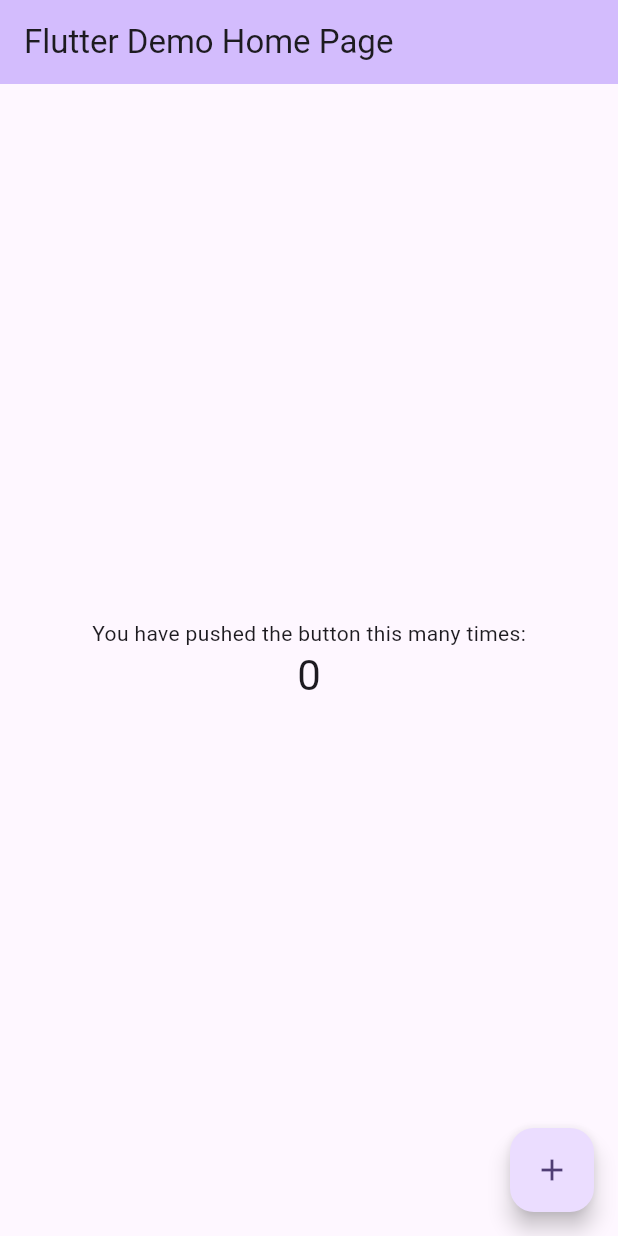
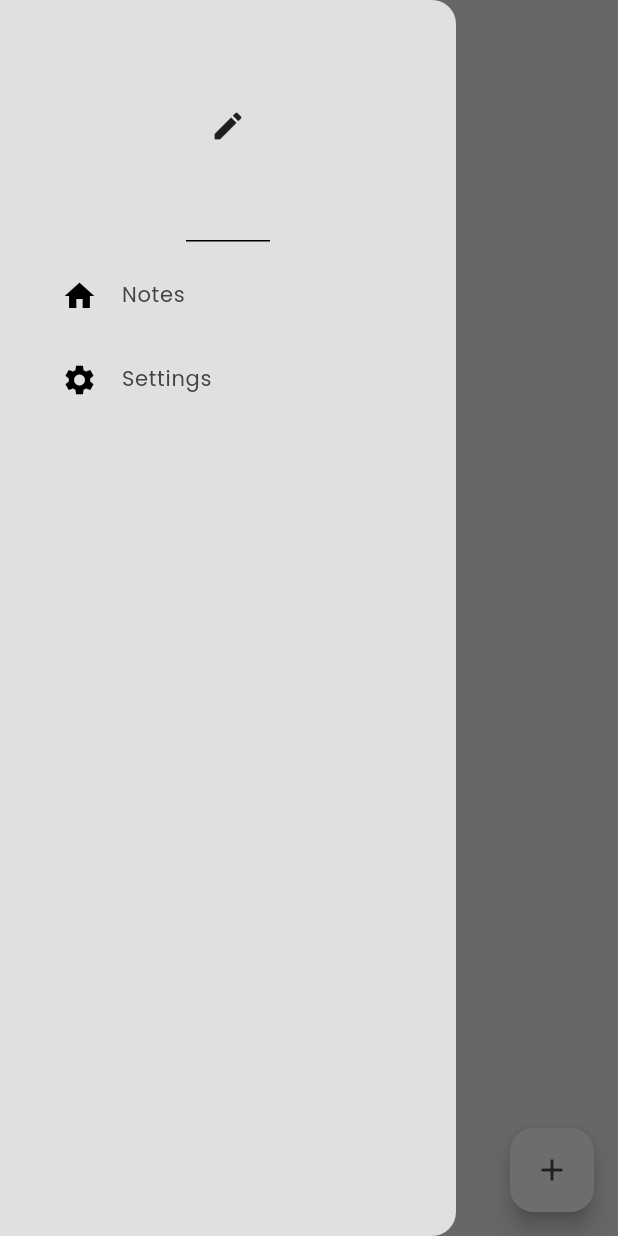
Before and after one commit to Icarus-conf/notes, a Flutter app: the screen it shows after launch, with the side drawer open (before the commit the screen has no drawer), on a phone screen of 412 x 824 dp. Run offline on Flutter 3.47's test engine with Material 3 defaults, Android fonts, the phone set to English and light mode, and no system bars; our stand-ins replace google_fonts, isar, popover; accounts and stored records are empty; generated files the repository leaves out were written again.

```diff
--- /dev/null
+++ b/lib/components/drawer.dart
@@ -0,0 +1,38 @@
+import 'package:flutter/material.dart';
+import 'package:notes/components/drawer_tile.dart';
+import 'package:notes/pages/settings_page.dart';
+
+class MyDrawer extends StatelessWidget {
+  const MyDrawer({super.key});
+
+  @override
+  Widget build(BuildContext context) {
+    return Drawer(
+      backgroundColor: Theme.of(context).colorScheme.background,
+      child: Column(
+        children: [
+          DrawerHeader(
+            child: Icon(Icons.edit),
+          ),
+          DrawerTile(
+            title: "Notes",
+            leading: Icon(Icons.home),
+            onTap: () => Navigator.pop(context),
+          ),
+          DrawerTile(
+            title: "Settings",
+            leading: Icon(Icons.settings),
+            onTap: () {
+              Navigator.pop(context);
+              Navigator.push(
+                  context,
+                  MaterialPageRoute(
+                    builder: (context) => SettingsPage(),
+                  ));
+            },
+          ),
+        ],
+      ),
+    );
+  }
+}
--- /dev/null
+++ b/lib/components/drawer_tile.dart
@@ -0,0 +1,30 @@
+import 'package:flutter/material.dart';
+import 'package:notes/components/text_format.dart';
+
+class DrawerTile extends StatelessWidget {
+  final String title;
+  final Widget leading;
+  final void Function()? onTap;
+  const DrawerTile({
+    super.key,
+    required this.title,
+    required this.leading,
+    required this.onTap,
+  });
+
+  @override
+  Widget build(BuildContext context) {
+    return Padding(
+      padding: const EdgeInsets.only(left: 25.0),
+      child: ListTile(
+        title: PoppinsText(
+          text: title,
+          fontS: 14,
+          color: Theme.of(context).colorScheme.inversePrimary,
+        ),
+        leading: leading,
+        onTap: onTap,
+      ),
+    );
+  }
+}
--- /dev/null
+++ b/lib/components/text_format.dart
@@ -0,0 +1,32 @@
+import 'package:flutter/material.dart';
+import 'package:google_fonts/google_fonts.dart';
+
+class PoppinsText extends StatelessWidget {
+  final String text;
+  final double fontS;
+  final Color? color;
+  final FontWeight? fontWeight;
+  final TextAlign? textAlign;
+
+  const PoppinsText({
+    super.key,
+    required this.text,
+    required this.fontS,
+    this.color,
+    this.fontWeight,
+    this.textAlign,
+  });
+
+  @override
+  Widget build(BuildContext context) {
+    return Text(
+      text,
+      style: GoogleFonts.poppins(
+        fontSize: fontS,
+        color: color,
+        fontWeight: fontWeight,
+      ),
+      textAlign: textAlign,
+    );
+  }
+}
--- a/lib/main.dart
+++ b/lib/main.dart
@@ -1,7 +1,27 @@
 import 'package:flutter/material.dart';
+import 'package:notes/models/note_database.dart';
+import 'package:notes/pages/notes_page.dart';
+import 'package:notes/theme/theme_provider.dart';
+import 'package:provider/provider.dart';
 
-void main() {
-  runApp(const MyApp());
+void main() async {
+  WidgetsFlutterBinding.ensureInitialized();
+  await NoteDatabase.initialize();
+
+  runApp(
+    MultiProvider(
+      providers: [
+        ChangeNotifierProvider(
+          create: (context) => NoteDatabase(),
+        ),
+        ChangeNotifierProvider(
+          create: (context) => ThemeProvider(),
+        ),
+      ],
+      child: MyApp(),
+    ),
+    // child: const MyApp(),
+  );
 }
 
 class MyApp extends StatelessWidget {
@@ -11,115 +31,9 @@ class MyApp extends StatelessWidget {
   @override
   Widget build(BuildContext context) {
     return MaterialApp(
-      title: 'Flutter Demo',
-      theme: ThemeData(
-        // This is the theme of your application.
-        //
-        // TRY THIS: Try running your application with "flutter run". You'll see
-        // the application has a blue toolbar. Then, without quitting the app,
-        // try changing the seedColor in the colorScheme below to Colors.green
-        // and then invoke "hot reload" (save your changes or press the "hot
-        // reload" button in a Flutter-supported IDE, or press "r" if you used
-        // the command line to start the app).
-        //
-        // Notice that the counter didn't reset back to zero; the application
-        // state is not lost during the reload. To reset the state, use hot
-        // restart instead.
-        //
-        // This works for code too, not just values: Most code changes can be
-        // tested with just a hot reload.
-        colorScheme: ColorScheme.fromSeed(seedColor: Colors.deepPurple),
-        useMaterial3: true,
-      ),
-      home: const MyHomePage(title: 'Flutter Demo Home Page'),
+      debugShowCheckedModeBanner: false,
+      home: NotesPage(),
+      theme: Provider.of<ThemeProvider>(context).themeData,
     );
   }
 }
-
-class MyHomePage extends StatefulWidget {
-  const MyHomePage({super.key, required this.title});
-
-  // This widget is the home page of your application. It is stateful, meaning
-  // that it has a State object (defined below) that contains fields that affect
-  // how it looks.
-
-  // This class is the configuration for the state. It holds the values (in this
-  // case the title) provided by the parent (in this case the App widget) and
-  // used by the build method of the State. Fields in a Widget subclass are
-  // always marked "final".
-
-  final String title;
-
-  @override
-  State<MyHomePage> createState() => _MyHomePageState();
-}
-
-class _MyHomePageState extends State<MyHomePage> {
-  int _counter = 0;
-
-  void _incrementCounter() {
-    setState(() {
-      // This call to setState tells the Flutter framework that something has
-      // changed in this State, which causes it to rerun the build method below
-      // so that the display can reflect the updated values. If we changed
-      // _counter without calling setState(), then the build method would not be
-      // called again, and so nothing would appear to happen.
-      _counter++;
-    });
-  }
-
-  @override
-  Widget build(BuildContext context) {
-    // This method is rerun every time setState is called, for instance as done
-    // by the _incrementCounter method above.
-    //
-    // The Flutter framework has been optimized to make rerunning build methods
-    // fast, so that you can just rebuild anything that needs updating rather
-    // than having to individually change instances of widgets.
-    return Scaffold(
-      appBar: AppBar(
-        // TRY THIS: Try changing the color here to a specific color (to
-        // Colors.amber, perhaps?) and trigger a hot reload to see the AppBar
-        // change color while the other colors stay the same.
-        backgroundColor: Theme.of(context).colorScheme.inversePrimary,
-        // Here we take the value from the MyHomePage object that was created by
-        // the App.build method, and use it to set our appbar title.
-        title: Text(widget.title),
-      ),
-      body: Center(
-        // Center is a layout widget. It takes a single child and positions it
-        // in the middle of the parent.
-        child: Column(
-          // Column is also a layout widget. It takes a list of children and
-          // arranges them vertically. By default, it sizes itself to fit its
-          // children horizontally, and tries to be as tall as its parent.
-          //
-          // Column has various properties to control how it sizes itself and
-          // how it positions its children. Here we use mainAxisAlignment to
-          // center the children vertically; the main axis here is the vertical
-          // axis because Columns are vertical (the cross axis would be
-          // horizontal).
-          //
-          // TRY THIS: Invoke "debug painting" (choose the "Toggle Debug Paint"
-          // action in the IDE, or press "p" in the console), to see the
-          // wireframe for each widget.
-          mainAxisAlignment: MainAxisAlignment.center,
-          children: <Widget>[
-            const Text(
-              'You have pushed the button this many times:',
-            ),
-            Text(
-              '$_counter',
-              style: Theme.of(context).textTheme.headlineMedium,
-            ),
-          ],
-        ),
-      ),
-      floatingActionButton: FloatingActionButton(
-        onPressed: _incrementCounter,
-        tooltip: 'Increment',
-        child: const Icon(Icons.add),
-      ), // This trailing comma makes auto-formatting nicer for build methods.
-    );
-  }
-}
--- /dev/null
+++ b/lib/models/note.dart
@@ -0,0 +1,9 @@
+import 'package:isar/isar.dart';
+
+part 'note.g.dart';
+
+@Collection()
+class Note {
+  Id id = Isar.autoIncrement;
+  late String text;
+}
--- /dev/null
+++ b/lib/models/note_database.dart
@@ -0,0 +1,47 @@
+import 'package:flutter/material.dart';
+import 'package:isar/isar.dart';
+import 'package:notes/models/note.dart';
+import 'package:path_provider/path_provider.dart';
+
+class NoteDatabase extends ChangeNotifier {
+  static late Isar isar;
+
+  static Future<void> initialize() async {
+    final dir = await getApplicationDocumentsDirectory();
+    isar = await Isar.open(
+      [NoteSchema],
+      directory: dir.path,
+    );
+  }
+
+  final List<Note> currentNotes = [];
+
+  Future<void> addNote(String textFromUser) async {
+    final newNote = Note()..text = textFromUser;
+
+    await isar.writeTxn(() => isar.notes.put(newNote));
+
+    fetchNotes();
+  }
+
+  Future<void> fetchNotes() async {
+    List<Note> fetchedNotes = await isar.notes.where().findAll();
+    currentNotes.clear();
+    currentNotes.addAll(fetchedNotes);
+    notifyListeners();
+  }
+
+  Future<void> updateNotes(int id, String newText) async {
+    final existingNote = await isar.notes.get(id);
+    if (existingNote != null) {
+      existingNote.text = newText;
+      await isar.writeTxn(() => isar.notes.put(existingNote));
+      await fetchNotes();
+    }
+  }
+
+  Future<void> deleteNote(int id) async {
+    await isar.writeTxn(() => isar.notes.delete(id));
+    await fetchNotes();
+  }
+}
--- /dev/null
+++ b/lib/pages/notes_page.dart
@@ -0,0 +1,158 @@
+import 'package:flutter/material.dart';
+import 'package:notes/components/drawer.dart';
+import 'package:notes/components/note_tile.dart';
+import 'package:notes/components/text_format.dart';
+import 'package:notes/models/note.dart';
+import 'package:notes/models/note_database.dart';
+import 'package:provider/provider.dart';
+
+class NotesPage extends StatefulWidget {
+  const NotesPage({super.key});
+
+  @override
+  State<NotesPage> createState() => _NotesPageState();
+}
+
+class _NotesPageState extends State<NotesPage> {
+  final textController = TextEditingController();
+
+  @override
+  void initState() {
+    // TODO: implement initState
+    super.initState();
+    readNotes();
+  }
+
+  void createNote() {
+    showDialog(
+      context: context,
+      builder: (context) => AlertDialog(
+        shape: RoundedRectangleBorder(
+            borderRadius: BorderRadius.all(Radius.circular(5.0))),
+        backgroundColor: Theme.of(context).colorScheme.background,
+        content: TextField(
+          controller: textController,
+          decoration: InputDecoration(
+            border: OutlineInputBorder(),
+          ),
+          maxLines: 7,
+          minLines: 5,
+        ),
+        actions: [
+          MaterialButton(
+            onPressed: () {
+              context.read<NoteDatabase>().addNote(textController.text);
+
+              textController.clear();
+
+              Navigator.pop(context);
+            },
+            child: PoppinsText(
+              text: 'Create',
+              fontS: 16,
+            ),
+          ),
+        ],
+      ),
+    );
+  }
+
+  void readNotes() {
+    context.read<NoteDatabase>().fetchNotes();
+  }
+
+  void updateNote(Note note) {
+    textController.text = note.text;
+    showDialog(
+      context: context,
+      builder: (context) => AlertDialog(
+        shape: RoundedRectangleBorder(
+            borderRadius: BorderRadius.all(Radius.circular(5.0))),
+        backgroundColor: Theme.of(context).colorScheme.background,
+        title: Text('Update Note'),
+        content: TextField(
+          controller: textController,
+          decoration: InputDecoration(
+            border: OutlineInputBorder(),
+          ),
+          maxLines: 7,
+          minLines: 5,
+        ),
+        actions: [
+          MaterialButton(
+            onPressed: () {
+              context
+                  .read<NoteDatabase>()
+                  .updateNotes(note.id, textController.text);
+
+              textController.clear();
+              Navigator.pop(context);
+            },
+            child: Text('Update'),
+          ),
+        ],
+      ),
+    );
+  }
+
+  void deleteNote(int id) {
+    context.read<NoteDatabase>().deleteNote(id);
+  }
+
+  @override
+  Widget build(BuildContext context) {
+    final noteDatabase = context.watch<NoteDatabase>();
+
+    List<Note> currentNotes = noteDatabase.currentNotes;
+
+    return Scaffold(
+      appBar: AppBar(
+        elevation: 0,
+        centerTitle: true,
+        backgroundColor: Colors.transparent,
+        foregroundColor: Theme.of(context).colorScheme.inversePrimary,
+      ),
+      floatingActionButton: FloatingActionButton(
+        onPressed: createNote,
+        backgroundColor: Theme.of(context).colorScheme.primary,
+        child: Icon(
+          Icons.add,
+          color: Theme.of(context).colorScheme.inversePrimary,
+        ),
+      ),
+      drawer: MyDrawer(),
+      backgroundColor: Theme.of(context).colorScheme.background,
+      body: Column(
+        crossAxisAlignment: CrossAxisAlignment.start,
+        children: [
+          Padding(
+            padding: const EdgeInsets.only(left: 25.0),
+            child: PoppinsText(
+              text: 'Notes',
+              fontS: 40,
+              color: Theme.of(context).colorScheme.inversePrimary,
+              fontWeight: FontWeight.w600,
+            ),
+          ),
+          SizedBox(
+            height: 10,
+          ),
+          Expanded(
+            child: ListView.builder(
+              itemCount: currentNotes.length,
+              itemBuilder: (context, index) {
+                final note = currentNotes[index];
+
+                return NoteTile(
+                  text: note.text,
+                  onEditPressed: () => updateNote(note),
+                  onDeletePressed: () => deleteNote(note.id),
+                );
+              },
+            ),
+          ),
+        ],
+      ),
+    );
+  }
+}
--- /dev/null
+++ b/lib/theme/theme.dart
@@ -0,0 +1,21 @@
+import 'package:flutter/material.dart';
+
+ThemeData lightMode = ThemeData(
+  brightness: Brightness.light,
+  colorScheme: ColorScheme.light(
+    background: Colors.grey.shade300,
+    primary: Colors.grey.shade200,
+    secondary: Colors.grey.shade400,
+    inversePrimary: Colors.grey.shade800,
+  ),
+);
+
+ThemeData darkMode = ThemeData(
+  brightness: Brightness.dark,
+  colorScheme: ColorScheme.dark(
+    background: Colors.grey.shade900,
+    primary: Colors.grey.shade800,
+    secondary: Colors.grey.shade700,
+    inversePrimary: Colors.grey.shade300,
+  ),
+);
--- /dev/null
+++ b/lib/theme/theme_provider.dart
@@ -0,0 +1,23 @@
+import 'package:flutter/material.dart';
+import 'package:notes/theme/theme.dart';
+
+class ThemeProvider extends ChangeNotifier {
+  ThemeData _themeData = lightMode;
+
+  ThemeData get themeData => _themeData;
+
+  bool get isDarkMode => _themeData == darkMode;
+
+  set themeData(ThemeData themeData) {
+    _themeData = themeData;
+    notifyListeners();
+  }
+
+  void toggleTheme() {
+    if (_themeData == lightMode) {
+      themeData = darkMode;
+    } else {
+      themeData = lightMode;
+    }
+  }
+}
```
Also changed, not shown: lib/components/note_settings.dart (added, +60 -0 lines), lib/components/note_tile.dart (added, +53 -0 lines), lib/pages/settings_page.dart (added, +53 -0 lines), pubspec.yaml (+8 -0 lines), lib/models/note.g.dart (added), pubspec.lock.
